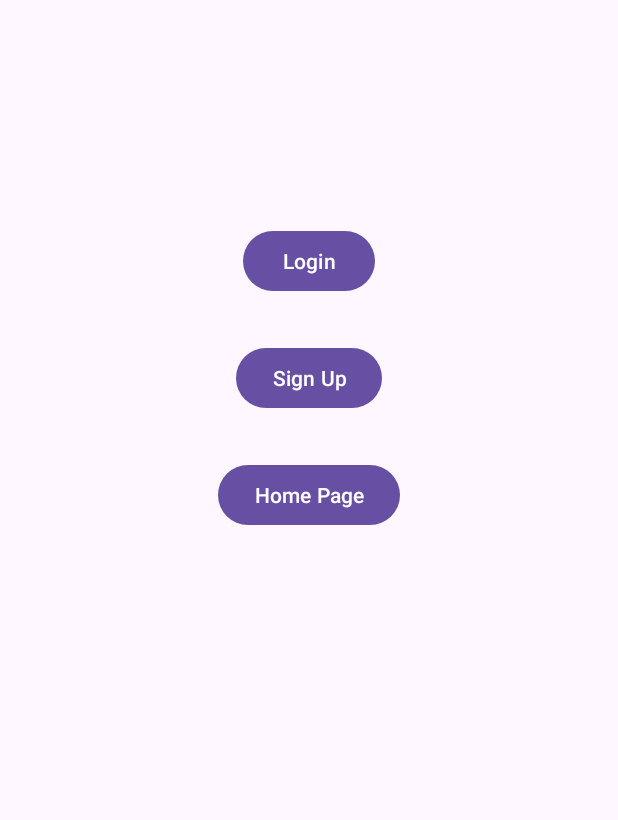
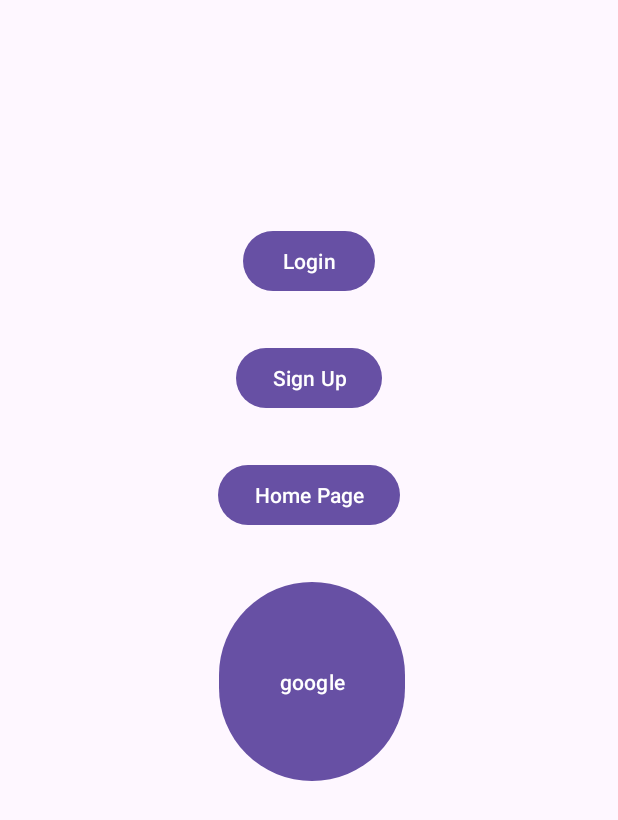
Before and after one commit to shiraYogev/Appraisal-AI-Final-Project, an Android app: the screen it shows after launch (MainActivity), on a phone screen of 412 x 824 dp. Shown: the top 820 px of the screen. Run offline under Robolectric (Android 15) with nearby library versions, the phone set to English and light mode, and no system bars.

Commit message:
google sign in
google sign in by shirel

```diff
--- a/app/src/main/java/com/example/finalproject_appraisal/activity/MainActivity.java
+++ b/app/src/main/java/com/example/finalproject_appraisal/activity/MainActivity.java
@@ -1,16 +1,40 @@
 package com.example.finalproject_appraisal.activity;
 
+import static android.content.ContentValues.TAG;
+
 import android.content.Intent;
+import android.content.IntentSender;
 import android.os.Bundle;
 import android.util.Log;
+import android.view.View;
 import android.widget.Button;
+import android.widget.Toast;
+
+import androidx.activity.result.ActivityResult;
+import androidx.activity.result.ActivityResultCallback;
+import androidx.activity.result.ActivityResultLauncher;
+import androidx.activity.result.IntentSenderRequest;
+import androidx.activity.result.contract.ActivityResultContracts;
+import androidx.annotation.NonNull;
 import androidx.appcompat.app.AppCompatActivity;
 
 import com.example.finalproject_appraisal.R;
+import com.google.android.gms.auth.api.identity.BeginSignInRequest;
+import com.google.android.gms.auth.api.identity.BeginSignInResult;
+import com.google.android.gms.auth.api.identity.Identity;
+import com.google.android.gms.auth.api.identity.SignInClient;
+import com.google.android.gms.auth.api.identity.SignInCredential;
+import com.google.android.gms.common.api.ApiException;
+import com.google.android.gms.tasks.OnFailureListener;
+import com.google.android.gms.tasks.OnSuccessListener;
 
 public class MainActivity extends AppCompatActivity {
 
-    private Button loginButton, signUpButton,homePageButton;
+    private Button loginButton, signUpButton,homePageButton, googleButton;
+    SignInClient oneTapClient;
+    BeginSignInRequest signUpRequest;
+    private static final int REQ_ONE_TAP = 2;  // Can be any integer unique to the Activity.
+    private boolean showOneTapUI = true;
 
     @Override
     protected void onCreate(Bundle savedInstanceState) {
@@ -18,6 +42,63 @@ public class MainActivity extends AppCompatActivity {
         setContentView(R.layout.activity_main);
 
         Log.d("MainActivity", "onCreate called");
+
+        //התחברות עם גוגל שיראל מוסיפה
+        googleButton= findViewById(R.id.btnSignInGoogle);
+        oneTapClient = Identity.getSignInClient(this);
+        signUpRequest = BeginSignInRequest.builder()
+                .setGoogleIdTokenRequestOptions(BeginSignInRequest.GoogleIdTokenRequestOptions.builder()
+                        .setSupported(true)
+                        // Your server's client ID, not your Android client ID.
+                        .setServerClientId(getString(R.string.web_client_id))
+                        // Show all accounts on the device.
+                        .setFilterByAuthorizedAccounts(false)
+                        .build())
+                .build();
+
+        ActivityResultLauncher<IntentSenderRequest> activityResultLauncher=
+                registerForActivityResult(new ActivityResultContracts.StartIntentSenderForResult(), new ActivityResultCallback<ActivityResult>() {
+                    @Override
+                    public void onActivityResult(ActivityResult result){
+                      if(result.getResultCode() == MainActivity.RESULT_OK){
+                          try {
+                              SignInCredential credential = oneTapClient.getSignInCredentialFromIntent(result.getData());
+                              String idToken = credential.getGoogleIdToken();
+                              if (idToken !=  null) {
+                                  // Got an ID token from Google. Use it to authenticate
+                                  // with your backend.
+                                  Log.d(TAG, "Got ID token.");
+                                  String email= credential.getId();
+                                  Toast.makeText(getApplicationContext(), "Email: "+ email, Toast.LENGTH_SHORT ).show();
+                              }
+                          } catch (ApiException e) {
+                              e.printStackTrace();
+                          }
+                      }
+                    }
+                });
+
+        googleButton.setOnClickListener(new View.OnClickListener() {
+            @Override
+            public void onClick(View view) {
+                oneTapClient.beginSignIn(signUpRequest)
+                        .addOnSuccessListener(MainActivity.this, new OnSuccessListener<BeginSignInResult>() {
+                            @Override
+                            public void onSuccess(BeginSignInResult result) {
+                                IntentSenderRequest intentSenderRequest= new IntentSenderRequest.Builder(result.getPendingIntent().getIntentSender()).build();
+                                activityResultLauncher.launch(intentSenderRequest);
+                            }
+                        })
+                        .addOnFailureListener(MainActivity.this, new OnFailureListener() {
+                            @Override
+                            public void onFailure(@NonNull Exception e) {
+                                // No Google Accounts found. Just continue presenting the signed-out UI.
+                                Log.d(TAG, e.getLocalizedMessage());
+                            }
+                        });
+            }
+        });
+
 
         // אם יש לך אובייקטים שאתה יוצר, הוסף כאן לוגים
         loginButton = findViewById(R.id.loginButton);
--- a/app/src/main/res/layout/activity_main.xml
+++ b/app/src/main/res/layout/activity_main.xml
@@ -31,5 +31,19 @@
         android:layout_below="@id/signUpButton"
         android:layout_marginTop="30dp" />
 
+    <Button
+        android:id="@+id/btnSignInGoogle"
+        android:layout_width="wrap_content"
+        android:layout_height="wrap_content"
+        android:layout_below="@+id/homePageButton"
+        android:layout_alignParentStart="true"
+        android:layout_alignParentEnd="true"
+        android:layout_alignParentBottom="true"
+        android:layout_marginStart="146dp"
+        android:layout_marginTop="30dp"
+        android:layout_marginEnd="142dp"
+        android:layout_marginBottom="299dp"
+        android:text="google" />
+
 
 </RelativeLayout>
--- a/app/src/main/res/values/strings.xml
+++ b/app/src/main/res/values/strings.xml
@@ -5,4 +5,5 @@
     <string name="email">Email</string>
     <string name="phone_number">Phone Number</string>
     <string name="save">Save</string>
+    <string name="web_client_id">193264017428-53mt34rg7qisqrgp8emogvbk89va0q5e.apps.googleusercontent.com</string>
 </resources>
--- a/gradle/libs.versions.toml
+++ b/gradle/libs.versions.toml
@@ -1,5 +1,5 @@
 [versions]
-agp = "8.7.3"
+agp = "8.8.0"
 junit = "4.13.2"
 junitVersion = "1.2.1"
 espressoCore = "3.6.1"
```
Also changed, not shown: gradle/wrapper/gradle-wrapper.properties.
